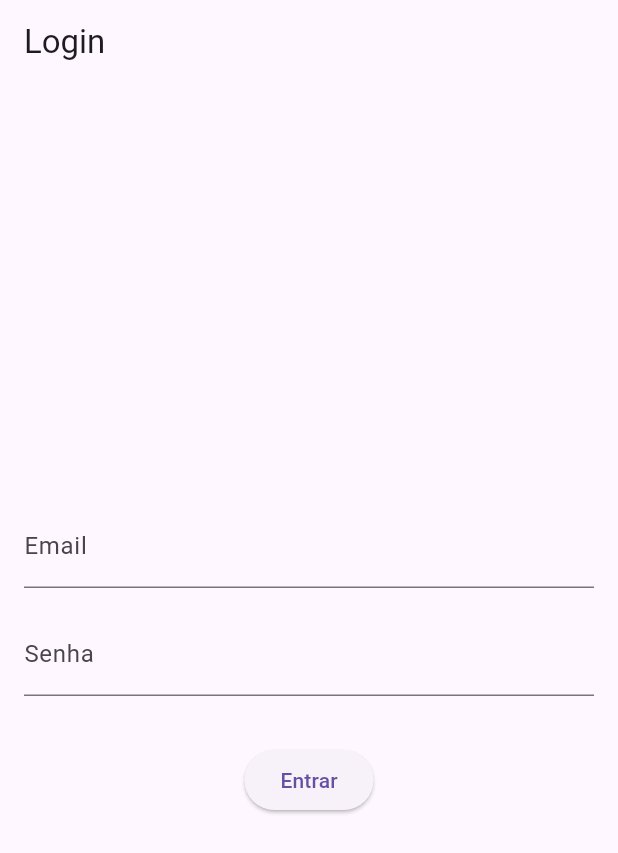
After one commit to neopromic/flary, a Flutter app: the screen it shows after launch, on a phone screen of 412 x 824 dp. The commit adds this screen. Shown: the top 853 px of the screen. Run offline on Flutter 3.47's test engine with Material 3 defaults, Android fonts, the phone set to English and light mode, and no system bars.

Commit message:
feat: implement sign-in page and update main app routing

```diff
--- a/lib/main.dart
+++ b/lib/main.dart
@@ -1,4 +1,6 @@
+import 'package:flary/screens/auth/signup/page.dart';
 import 'package:flutter/material.dart';
+import 'package:flary/screens/auth/signin/page.dart';
 
 void main() {
   runApp(const MainApp());
@@ -9,12 +11,13 @@ class MainApp extends StatelessWidget {
 
   @override
   Widget build(BuildContext context) {
-    return const MaterialApp(
-      home: Scaffold(
-        body: Center(
-          child: Text('NeO é careca!!'),
-        ),
-      ),
+    return MaterialApp(
+      title: 'Flutter Auth Demo',
+      home: const SignInPage(),
+      routes: {
+        '/signin': (context) => const SignInPage(),
+        '/signup': (context) => const SignUpPage(),
+      },
     );
   }
 }
--- /dev/null
+++ b/lib/screens/auth/signin/page.dart
@@ -0,0 +1,37 @@
+import 'package:flutter/material.dart';
+
+class SignInPage extends StatelessWidget {
+  const SignInPage({super.key});
+
+  @override
+  Widget build(BuildContext context) {
+    return Scaffold(
+      appBar: AppBar(title: const Text('Login')),
+      body: Padding(
+        padding: const EdgeInsets.all(16.0),
+        child: Column(
+          mainAxisAlignment: MainAxisAlignment.center,
+          children: [
+            const TextField(
+              decoration: InputDecoration(labelText: 'Email'),
+            ),
+            const SizedBox(height: 16),
+            const TextField(
+              decoration: InputDecoration(labelText: 'Senha'),
+              obscureText: true,
+              enableSuggestions: true,
+              keyboardType: TextInputType.emailAddress,
+            ),
+            const SizedBox(height: 32),
+            ElevatedButton(
+              onPressed: () {
+                print("hello");
+              },
+              child: const Text('Entrar'),
+            ),
+          ],
+        ),
+      ),
+    );
+  }
+}
```
